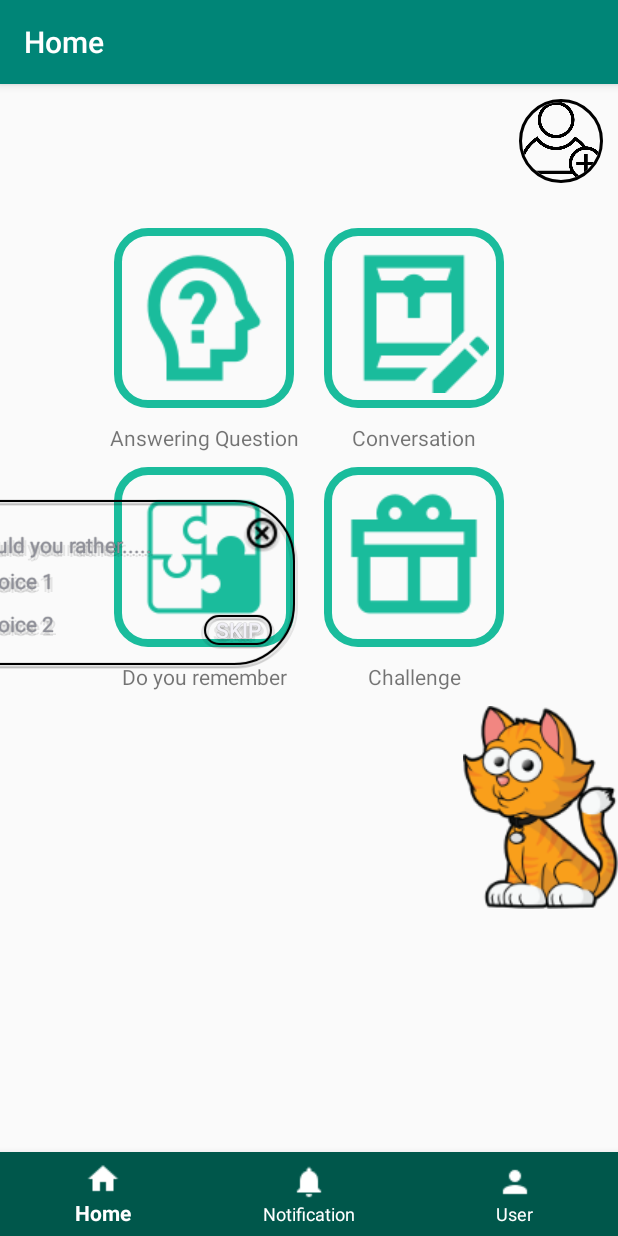
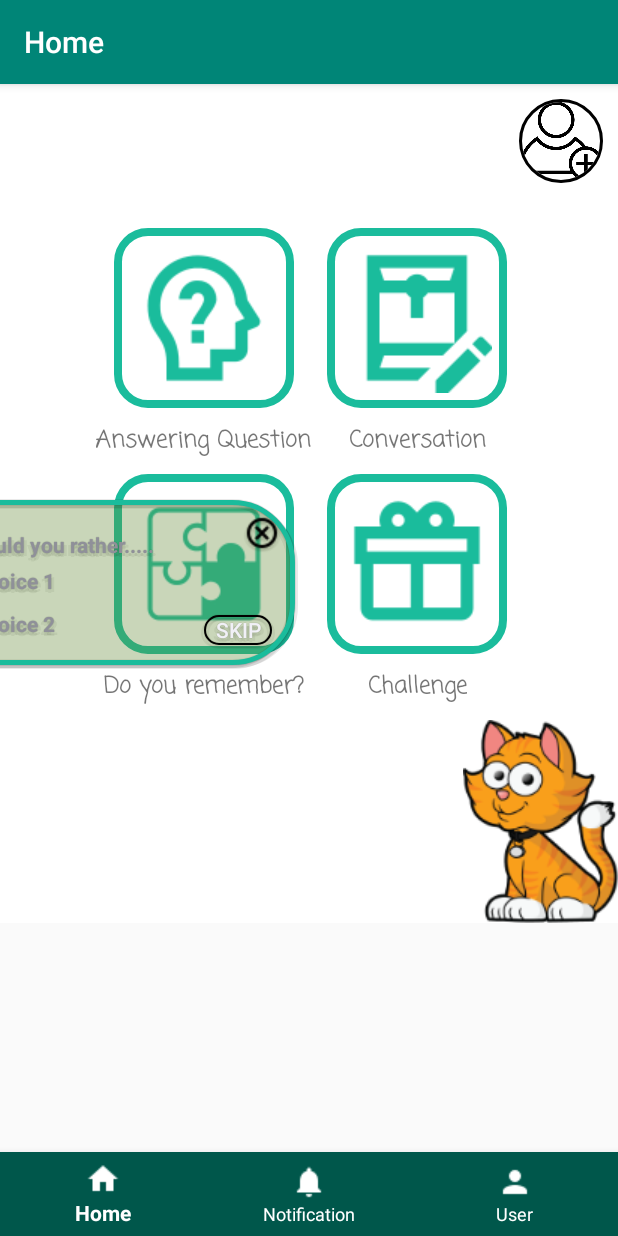
Before and after one commit to nishit94/FamilyTrivia, an Android app: the HomeFragment screen opened directly, with no data from a screen before it, after a tap on an icon or button, on a phone screen of 412 x 824 dp. Run offline under Robolectric (Android 15) with nearby library versions, the phone set to English and light mode, and no system bars; our stand-ins replace CircleImageView.

Commit message:
started trivia design

```diff
--- a/app/src/main/java/com/example/familyapp/HomeFragment.java
+++ b/app/src/main/java/com/example/familyapp/HomeFragment.java
@@ -1,6 +1,7 @@
 package com.example.familyapp;
 
 import android.content.Context;
+import android.content.Intent;
 import android.net.Uri;
 import android.os.Bundle;
 import android.support.v4.app.Fragment;
@@ -13,12 +14,13 @@ import android.widget.PopupWindow;
 
 
 
-public class HomeFragment extends Fragment {
+public class HomeFragment extends Fragment implements View.OnClickListener {
 
     private OnFragmentInteractionListener mListener;
     private ImageButton imageButton;
     private Context mContext;
     private PopupWindow popupWindow;
+    private ImageButton trivia;
 
     public HomeFragment() {
         // Required empty public constructor
@@ -33,11 +35,27 @@ public class HomeFragment extends Fragment {
         mContext = homeView.getContext().getApplicationContext();
 
 
-        imageButton = (ImageButton) homeView.findViewById(R.id.imgbutton);
+        imageButton = homeView.findViewById(R.id.imgbutton);
+        trivia=homeView.findViewById(R.id.trivia);
 
-        imageButton.setOnClickListener(new View.OnClickListener() {
+
+        imageButton.setOnClickListener(this);
+        trivia.setOnClickListener(this);
+
+        return homeView;
+    }
+
+    // TODO: Rename method, update argument and hook method into UI event
+    public void onButtonPressed(Uri uri) {
+        if (mListener != null) {
+            mListener.onFragmentInteraction(uri);
+        }
+    }
+
     @Override
     public void onClick(View v) {
+        if(v==imageButton)
+        {
             LayoutInflater layoutInflater = (LayoutInflater) mContext.getSystemService(Context.LAYOUT_INFLATER_SERVICE);
             View views = layoutInflater.inflate(R.layout.popup_layout, null);
             popupWindow = new PopupWindow(views, ViewGroup.LayoutParams.WRAP_CONTENT, ViewGroup.LayoutParams.WRAP_CONTENT);
@@ -51,18 +69,11 @@ public class HomeFragment extends Fragment {
             });
             popupWindow.showAtLocation(imageButton, Gravity.CENTER,-80,500);
         }
-        });
-       // return inflater.inflate(R.layout.fragment_home, container, false);
-        return homeView;
-    }
-
-    // TODO: Rename method, update argument and hook method into UI event
-    public void onButtonPressed(Uri uri) {
-        if (mListener != null) {
-            mListener.onFragmentInteraction(uri);
+        else if (v==trivia)
+        {
+            startActivity(new Intent(mContext, Triviagame.class));
         }
     }
-
 
 
     /**
--- a/app/src/main/res/drawable/popup.xml
+++ b/app/src/main/res/drawable/popup.xml
@@ -1,7 +1,8 @@
 <?xml version="1.0" encoding="utf-8"?>
 <shape android:shape="rectangle"
     xmlns:android="http://schemas.android.com/apk/res/android">
-    <stroke android:width="1dp" />
+    <solid android:color="#3E8BC34A"/>
+    <stroke android:width="3dp" android:color="#1ABC9C"/>
     <corners android:radius="40dp" />
     <padding android:left="20dp"/>
     <size android:height="30dp"/>
--- a/app/src/main/res/layout/fragment_home.xml
+++ b/app/src/main/res/layout/fragment_home.xml
@@ -10,6 +10,7 @@
         android:layout_height="match_parent">
         <!-- TODO: Update blank fragment layout -->
         <LinearLayout
+            android:background="@android:color/white"
             android:layout_width="match_parent"
             android:layout_height="match_parent"
             android:orientation="vertical">
@@ -33,6 +34,7 @@
                 android:rowCount="4">
 
                 <ImageButton
+                    android:id="@+id/trivia"
                     android:layout_width="wrap_content"
                     android:layout_height="wrap_content"
                     android:layout_gravity="center"
@@ -42,6 +44,7 @@
                     android:src="@drawable/asset2" />
 
                 <ImageButton
+                    android:id="@+id/conversation"
                     android:layout_width="match_parent"
                     android:layout_height="wrap_content"
                     android:layout_gravity="center"
@@ -55,15 +58,22 @@
                     android:layout_width="wrap_content"
                     android:layout_height="wrap_content"
                     android:layout_gravity="center"
+                    android:textStyle="bold"
+                    android:fontFamily="casual"
+                    android:textSize="15dp"
                     android:text="Answering Question" />
 
                 <TextView
                     android:layout_width="wrap_content"
                     android:layout_height="wrap_content"
                     android:layout_gravity="center"
+                    android:textStyle="bold"
+                    android:fontFamily="casual"
+                    android:textSize="15dp"
                     android:text="Conversation" />
 
                 <ImageButton
+                    android:id="@+id/douremember"
                     android:layout_width="wrap_content"
                     android:layout_height="wrap_content"
                     android:layout_gravity="center"
@@ -74,6 +84,7 @@
                     android:text="3" />
 
                 <ImageButton
+                    android:id="@+id/challenge"
                     android:layout_width="match_parent"
                     android:layout_height="match_parent"
                     android:layout_gravity="center"
@@ -87,12 +98,18 @@
                     android:layout_width="wrap_content"
                     android:layout_height="wrap_content"
                     android:layout_gravity="center"
-                    android:text="Do you remember" />
+                    android:textStyle="bold"
+                    android:fontFamily="casual"
+                    android:textSize="15dp"
+                    android:text="Do you remember?" />
 
                 <TextView
                     android:layout_width="wrap_content"
                     android:layout_height="wrap_content"
                     android:layout_gravity="center"
+                    android:textStyle="bold"
+                    android:fontFamily="casual"
+                    android:textSize="15dp"
                     android:text="Challenge" />
             </GridLayout>
 
--- a/app/src/main/res/layout/popup_layout.xml
+++ b/app/src/main/res/layout/popup_layout.xml
@@ -16,7 +16,8 @@
             android:layout_width="wrap_content"
             android:layout_height="wrap_content"
             android:layout_marginTop="10dp"
-            android:text="Would you rather....." />
+            android:text="Would you rather....."
+            android:textStyle="bold"/>
 
         <TextView
             android:id="@+id/choice1"
@@ -25,7 +26,8 @@
             android:layout_height="wrap_content"
             android:layout_marginRight="10dp"
             android:background="@drawable/popuptextview"
-            android:text="Choice 1" />
+            android:text="Choice 1"
+            android:textStyle="bold"/>
 
         <TextView
             android:id="@+id/choice2"
@@ -34,7 +36,8 @@
             android:layout_height="wrap_content"
             android:layout_marginRight="10dp"
             android:background="@drawable/popuptextview"
-            android:text="Choice 2" />
+            android:text="Choice 2"
+            android:textStyle="bold"/>
 
         <ImageButton
             android:id="@+id/close_popup"
```
Also changed, not shown: app/src/main/AndroidManifest.xml (+17 -3 lines), app/src/main/java/com/example/familyapp/Triviagame.java (added, +13 -0 lines), app/src/main/res/layout/activity_triviagame.xml (added, +64 -0 lines), app/src/main/res/drawable/bg3.png (added). Lines whose indentation alone changed are shown as unchanged.
